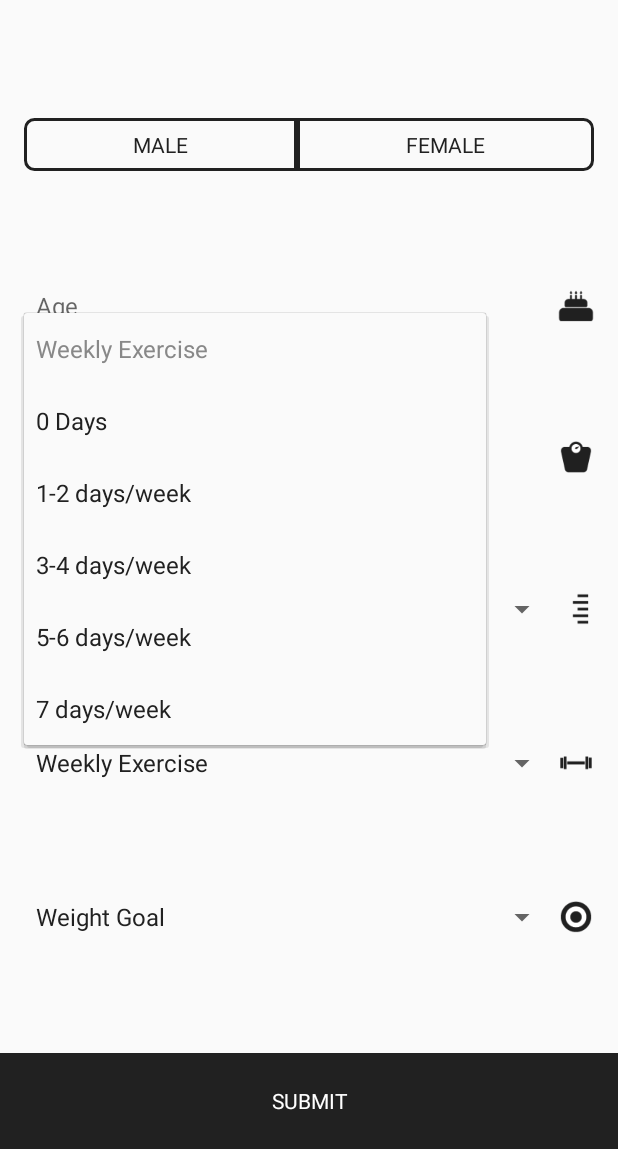
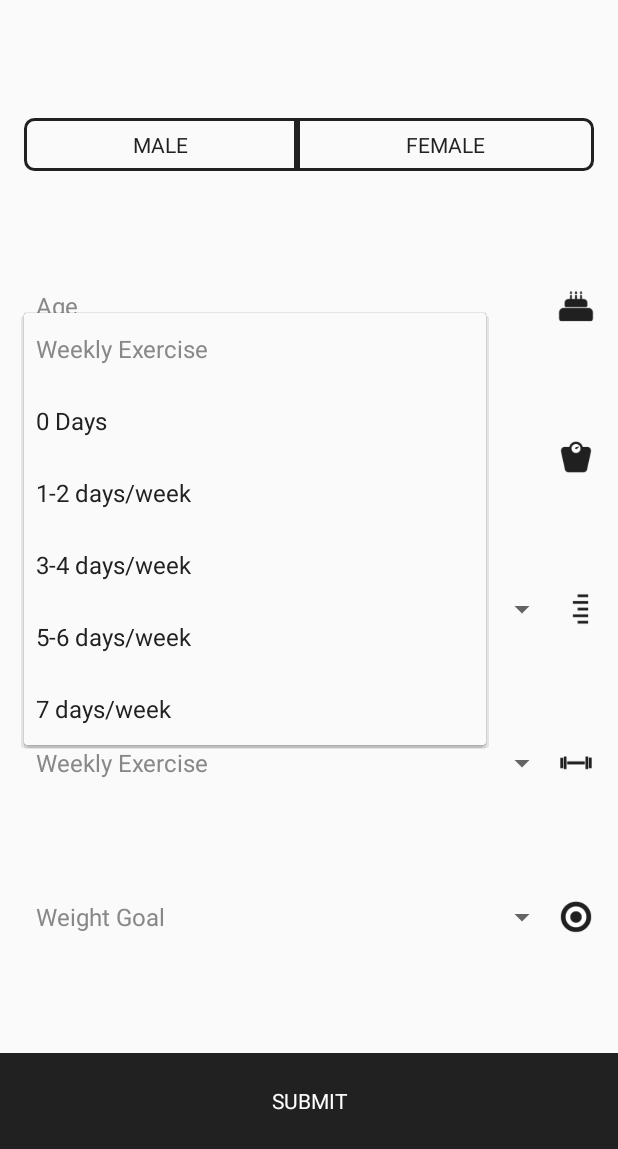
Before and after one commit to bradymwright/CSE-Calculator-Android, an Android app: the screen it shows after launch (MainActivity), after a tap on "Weekly Exercise", on a phone screen of 412 x 824 dp, the part 87-1236 px from its top. Run offline under Robolectric (Android 15) with nearby library versions, the phone set to English and light mode, and no system bars; libraries missing offline, so code that uses them is left out: androidx.core.widget.

Commit message:
Update EditText and Spinner text colors

```diff
--- a/app/src/main/java/com/cleansimpleeats/calculator/MainActivity.kt
+++ b/app/src/main/java/com/cleansimpleeats/calculator/MainActivity.kt
@@ -1,5 +1,6 @@
 package com.cleansimpleeats.calculator
 
+import android.graphics.Color
 import android.os.Bundle
 import android.support.v7.app.AppCompatActivity
 import androidx.core.widget.toast
@@ -21,8 +22,18 @@ class MainActivity : AppCompatActivity(), MainView {
     override fun onCreate(savedInstanceState: Bundle?) {
         super.onCreate(savedInstanceState)
         setContentView(R.layout.activity_main)
+        initPresenter()
+        setupEditTexts()
+        setupSubmitButton()
+    }
+
+    private fun initPresenter() {
         presenter = MainPresenter()
-        setupSubmitButton()
+    }
+
+    private fun setupEditTexts() {
+        ageEditText.setHintTextColor(Color.GRAY)
+        weightEditText.setHintTextColor(Color.GRAY)
     }
 
     private fun setupSubmitButton() {
--- a/app/src/main/java/com/cleansimpleeats/calculator/Utils.kt
+++ b/app/src/main/java/com/cleansimpleeats/calculator/Utils.kt
@@ -8,8 +8,13 @@ import android.widget.AdapterView
 import android.widget.ArrayAdapter
 import android.widget.Spinner
 import android.widget.TextView
+import androidx.core.view.get
 
 fun <T> Spinner.setItemAdapter(items: List<T>, hint: String) {
+    fun getTextColor(position: Int) =
+        if (position == 0) Color.GRAY
+        else ContextCompat.getColor(context, R.color.cse_black)
+
     val spinnerItems = items.map { it.toString() }
     val spinnerItemsWithHint = spinnerItems.toMutableList().apply { add(0, hint) }
     adapter = object : ArrayAdapter<String>(context, android.R.layout.simple_spinner_item, spinnerItemsWithHint) {
@@ -21,15 +26,22 @@ fun <T> Spinner.setItemAdapter(items: List<T>, hint: String) {
 
         override fun getDropDownView(position: Int, convertView: View?, parent: ViewGroup?): View =
             (super.getDropDownView(position, convertView, parent) as TextView).apply {
-                setTextColor(if (position == 0) Color.GRAY else ContextCompat.getColor(context, R.color.cse_black))
+                setTextColor(getTextColor(position))
             }
     }
     onItemSelectedListener = object : AdapterView.OnItemSelectedListener {
-        override fun onNothingSelected(parent: AdapterView<*>?) = Unit
+        override fun onNothingSelected(parent: AdapterView<*>?) {
+            setTextColor(Color.GRAY)
+        }
 
         override fun onItemSelected(parent: AdapterView<*>?, view: View?, position: Int, id: Long) {
+            setTextColor(getTextColor(position))
         }
 
     }
 
 }
+
+private fun Spinner.setTextColor(color: Int) {
+    (this[0] as TextView).setTextColor(color)
+}
```
